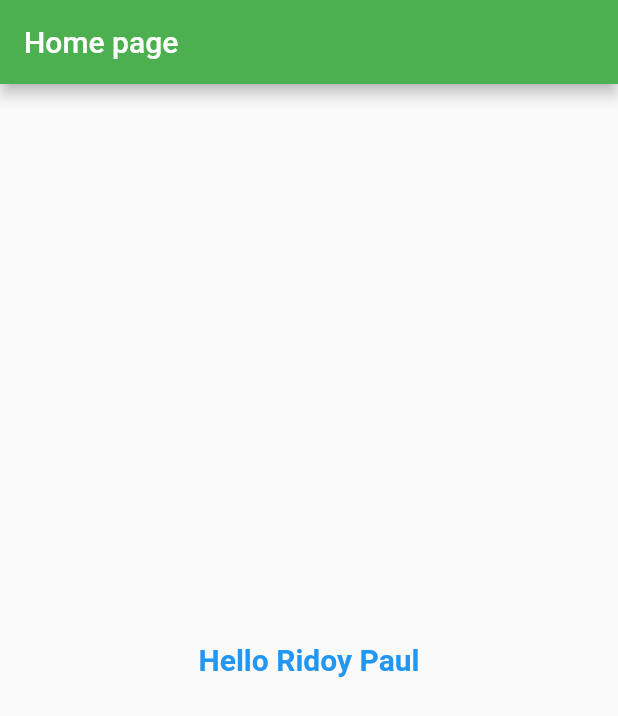
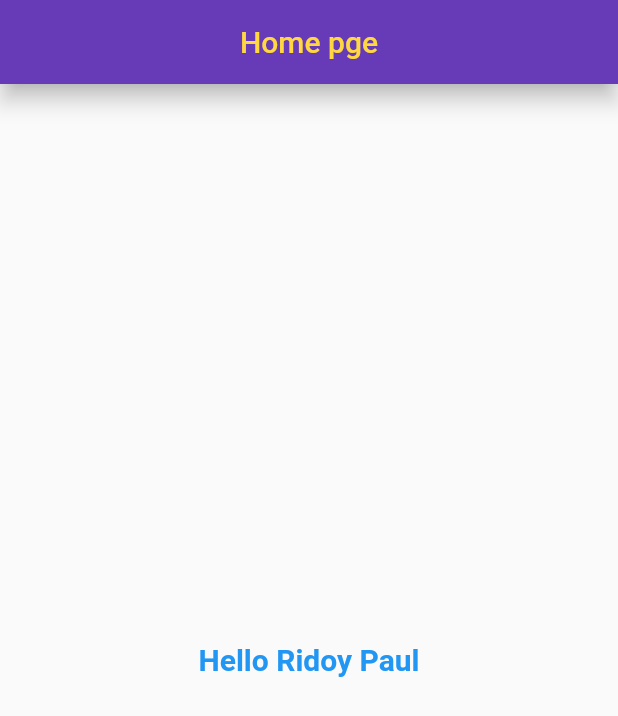
Before and after one commit to Ridoy-paul/flutter-practice, a Flutter app: the screen it shows after launch, on a phone screen of 412 x 824 dp. Shown: the top 716 px of the screen. Run offline on Flutter 3.47's test engine with Material 2 defaults, Android fonts, the phone set to English and light mode, and no system bars.

Commit message:
activity updated

```diff
--- a/lib/main.dart
+++ b/lib/main.dart
@@ -33,11 +33,7 @@ class HomeActivity extends StatelessWidget {
   @override
   Widget build(BuildContext context) {
     return Scaffold(
-      appBar: AppBar(
-        title: Text(
-          'Home page'
-        ),
-      ),
+      appBar: MyAppBar(),
       body: Center(
         child: Text(
           "Hello Ridoy Paul",
@@ -51,6 +47,32 @@ class HomeActivity extends StatelessWidget {
 
     );
   }
+}
 
+class MyAppBar extends StatelessWidget implements PreferredSizeWidget {
+  @override
+  Size get preferredSize => Size.fromHeight(kToolbarHeight);
+
+  @override
+  Widget build(BuildContext context) {
+    return AppBar(
+      title: Text(
+        'Home pge',
+        style: TextStyle(
+          color: Colors.amberAccent,
+        ),
+      ),
+      titleSpacing: 0,
+      centerTitle: true,
+      toolbarHeight: 60,
+      toolbarOpacity: 1,
+      elevation: 6,
+      backgroundColor: Colors.deepPurple,
+      shape: RoundedRectangleBorder(
+        borderRadius: BorderRadius.circular(0),
+      ),
+
+    );
+  }
 
 }
```
Also changed, not shown: lib/basicFlow.dart (indentation only).
